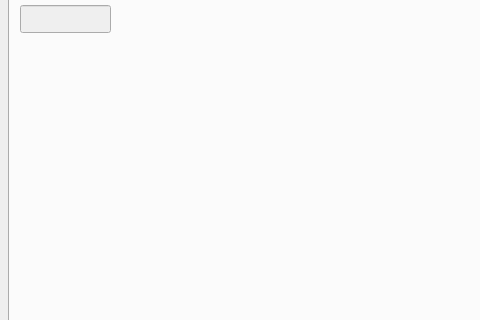
Above: c7i76e/src/c7i76e.ui from hansu/7i76e before the change; both pictures show x 0 to 480 and y 297 to 617 of the 900 by 910 pixel window. Below: the same form after it.
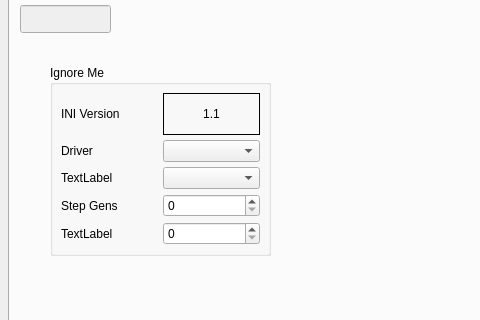
That is the form after the change. The open tabs and pages were chosen to show the change.

Diff of the .ui file:
```diff
--- a/c7i76e/src/c7i76e.ui
+++ b/c7i76e/src/c7i76e.ui
@@ -520,6 +520,81 @@
          <string/>
         </property>
        </widget>
+       <widget class="QGroupBox" name="groupBox">
+        <property name="geometry">
+         <rect>
+          <x>40</x>
+          <y>280</y>
+          <width>221</width>
+          <height>191</height>
+         </rect>
+        </property>
+        <property name="title">
+         <string>Ignore Me</string>
+        </property>
+        <layout class="QGridLayout" name="gridLayout_58">
+         <item row="0" column="0">
+          <widget class="QLabel" name="label_36">
+           <property name="text">
+            <string>INI Version</string>
+           </property>
+          </widget>
+         </item>
+         <item row="1" column="1">
+          <widget class="QComboBox" name="driverCB"/>
+         </item>
+         <item row="1" column="0">
+          <widget class="QLabel" name="label_30">
+           <property name="text">
+            <string>Driver</string>
+           </property>
+          </widget>
+         </item>
+         <item row="2" column="0">
+          <widget class="QLabel" name="label_212">
+           <property name="text">
+            <string>TextLabel</string>
+           </property>
+          </widget>
+         </item>
+         <item row="0" column="1">
+          <widget class="QLabel" name="versionLE_2">
+           <property name="frameShape">
+            <enum>QFrame::Box</enum>
+           </property>
+           <property name="text">
+            <string>1.1</string>
+           </property>
+           <property name="alignment">
+            <set>Qt::AlignCenter</set>
+           </property>
+          </widget>
+         </item>
+         <item row="3" column="0">
+          <widget class="QLabel" name="label_213">
+           <property name="text">
+            <string>Step Gens</string>
+           </property>
+          </widget>
+         </item>
+         <item row="2" column="1">
+          <widget class="QComboBox" name="boardCB_2"/>
+         </item>
+         <item row="3" column="1">
+          <widget class="QSpinBox" name="stepgensSB_2"/>
+         </item>
+         <item row="4" column="0">
+          <widget class="QLabel" name="label_223">
+           <property name="text">
+            <string>TextLabel</string>
+           </property>
+          </widget>
+         </item>
+         <item row="4" column="1">
+          <widget class="QSpinBox" name="sserialSB_2"/>
+         </item>
+        </layout>
+       </widget>
       </widget>
       <widget class="QWidget" name="axisTab">
        <property name="enabled">
```
